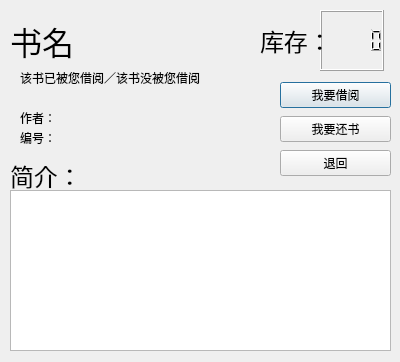
Above: LiBrother/LiBrotherClient/bookdata.ui from sxtyzhangzk/LiBrother before the change. Below: the same form after it.
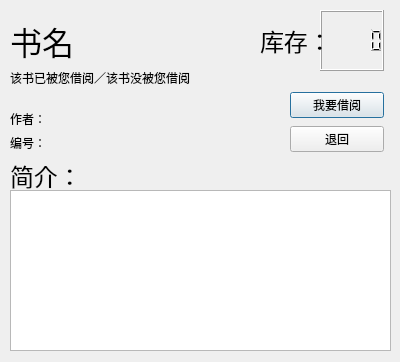
That is the form after the change.

```diff
--- a/LiBrother/LiBrotherClient/bookdata.ui
+++ b/LiBrother/LiBrotherClient/bookdata.ui
@@ -95,10 +95,10 @@
   <widget class="QWidget" name="verticalLayoutWidget">
    <property name="geometry">
     <rect>
-     <x>280</x>
-     <y>80</y>
-     <width>111</width>
-     <height>100</height>
+     <x>290</x>
+     <y>90</y>
+     <width>94</width>
+     <height>66</height>
     </rect>
    </property>
    <layout class="QVBoxLayout" name="verticalLayout">
@@ -115,13 +115,6 @@
       </property>
      </widget>
     </item>
-    <item>
-     <widget class="QPushButton" name="pushButton_3">
-      <property name="text">
-       <string>我要还书</string>
-      </property>
-     </widget>
-    </item>
     <item>
      <widget class="QPushButton" name="pushButton_2">
       <property name="text">
@@ -131,36 +124,10 @@
     </item>
    </layout>
   </widget>
-  <widget class="QLabel" name="label_4">
-   <property name="geometry">
-    <rect>
-     <x>20</x>
-     <y>110</y>
-     <width>231</width>
-     <height>16</height>
-    </rect>
-   </property>
-   <property name="text">
-    <string>作者：</string>
-   </property>
-  </widget>
-  <widget class="QLabel" name="label_5">
-   <property name="geometry">
-    <rect>
-     <x>20</x>
-     <y>130</y>
-     <width>221</width>
-     <height>16</height>
-    </rect>
-   </property>
-   <property name="text">
-    <string>编号：</string>
-   </property>
-  </widget>
   <widget class="QLabel" name="label_6">
    <property name="geometry">
     <rect>
-     <x>20</x>
+     <x>10</x>
      <y>70</y>
      <width>241</width>
      <height>16</height>
@@ -170,6 +137,32 @@
     <string>该书已被您借阅／该书没被您借阅</string>
    </property>
   </widget>
+  <widget class="QWidget" name="">
+   <property name="geometry">
+    <rect>
+     <x>10</x>
+     <y>110</y>
+     <width>261</width>
+     <height>42</height>
+    </rect>
+   </property>
+   <layout class="QVBoxLayout" name="verticalLayout_2">
+    <item>
+     <widget class="QLabel" name="label_4">
+      <property name="text">
+       <string>作者：</string>
+      </property>
+     </widget>
+    </item>
+    <item>
+     <widget class="QLabel" name="label_5">
+      <property name="text">
+       <string>编号：</string>
+      </property>
+     </widget>
+    </item>
+   </layout>
+  </widget>
  </widget>
  <resources/>
  <connections/>
```
